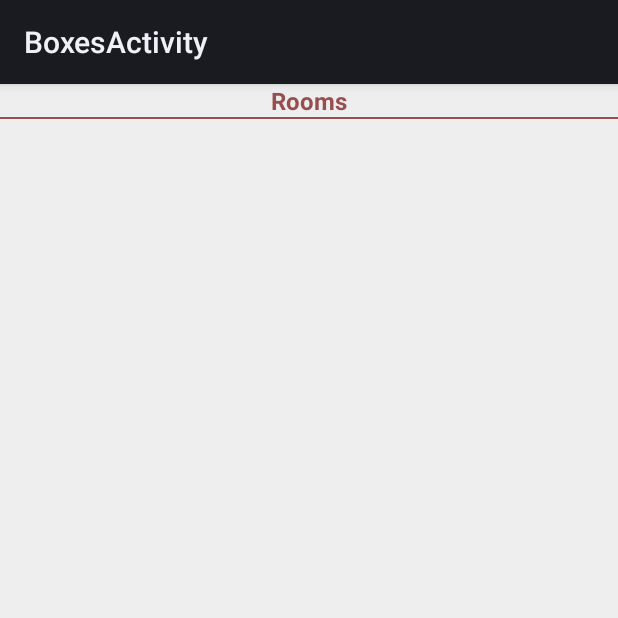
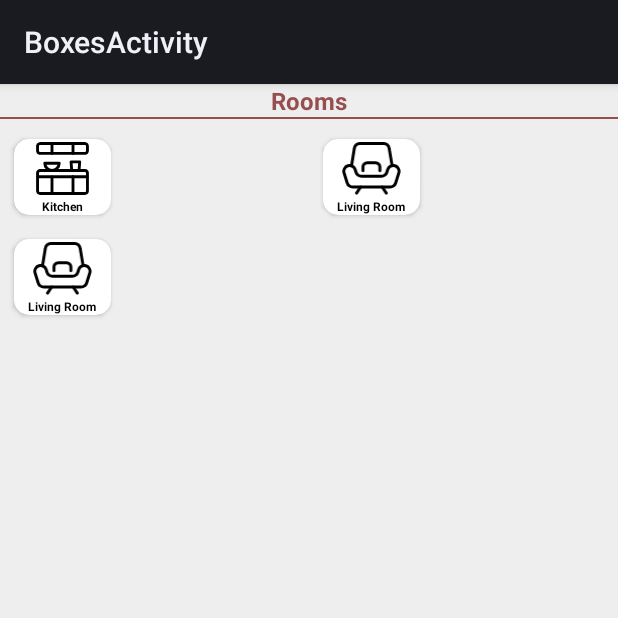
Before and after one commit to LaneBoyy/SmartHomeOnWatch, an Android app: the screen it shows after launch (BoxesActivity), on a phone screen of 412 x 824 dp, the top half of it. Run offline under Robolectric (Android 15) with nearby library versions, the phone set to English and light mode, and no system bars; plain views replace BoxInsetLayout.

Commit message:
Commit 5

```diff
--- a/app/src/main/java/ru/laneboy/smarthomeonwatch/presentation/BoxListAdapter.kt
+++ b/app/src/main/java/ru/laneboy/smarthomeonwatch/presentation/BoxListAdapter.kt
@@ -1,5 +1,6 @@
 package ru.laneboy.smarthomeonwatch.presentation
 
+import android.content.Context
 import android.view.LayoutInflater
 import android.view.ViewGroup
 import androidx.core.graphics.drawable.toDrawable
@@ -7,7 +8,7 @@ import androidx.recyclerview.widget.ListAdapter
 import ru.laneboy.smarthomeonwatch.R
 import ru.laneboy.smarthomeonwatch.domain.BoxItem
 
-class BoxListAdapter : ListAdapter<BoxItem, BoxItemViewHolder>(BoxItemDiffCallback()) {
+class BoxListAdapter() : ListAdapter<BoxItem, BoxItemViewHolder>(BoxItemDiffCallback()) {
 
     var onBoxItemClickListener: ((BoxItem) -> Unit)? = null
 
@@ -21,7 +22,7 @@ class BoxListAdapter : ListAdapter<BoxItem, BoxItemViewHolder>(BoxItemDiffCallba
         val boxItem = getItem(position)
         with(holder) {
             tvBoxName.text = boxItem.name
-            imBoxImage.setImageDrawable(boxItem.image.toDrawable())
+            imBoxImage.setImageResource(boxItem.image)
             view.setOnClickListener {
                 onBoxItemClickListener?.invoke(boxItem)
             }
--- a/app/src/main/java/ru/laneboy/smarthomeonwatch/presentation/activities/BoxesActivity.kt
+++ b/app/src/main/java/ru/laneboy/smarthomeonwatch/presentation/activities/BoxesActivity.kt
@@ -3,20 +3,24 @@ package ru.laneboy.smarthomeonwatch.presentation.activities
 import android.app.Activity
 import android.content.Intent
 import android.os.Bundle
-import android.util.Log
-import androidx.fragment.app.FragmentContainerView
-import androidx.lifecycle.*
-import androidx.recyclerview.widget.RecyclerView
+import android.widget.GridLayout
+import androidx.lifecycle.MutableLiveData
+import androidx.recyclerview.widget.GridLayoutManager
 import ru.laneboy.smarthomeonwatch.R
 import ru.laneboy.smarthomeonwatch.databinding.ActivityBoxesBinding
+import ru.laneboy.smarthomeonwatch.domain.BoxItem
 import ru.laneboy.smarthomeonwatch.presentation.BoxListAdapter
-import ru.laneboy.smarthomeonwatch.presentation.MainViewModel
 
 class BoxesActivity : Activity() {
 
     private lateinit var binding: ActivityBoxesBinding
 
+    private var autoIncrementId = 0
+
     private lateinit var boxListAdapter: BoxListAdapter
+
+    private val boxListLD = MutableLiveData<List<BoxItem>>()
+    private val boxList = sortedSetOf<BoxItem>({ p0, p1 -> p0.id.compareTo(p1.id) })
 
     override fun onCreate(savedInstanceState: Bundle?) {
         super.onCreate(savedInstanceState)
@@ -24,7 +28,9 @@ class BoxesActivity : Activity() {
         binding = ActivityBoxesBinding.inflate(layoutInflater)
         setContentView(binding.root)
 
+        binding.rvBoxesList.layoutManager =GridLayoutManager(this, 2)
         setupRecyclerView()
+        boxListAdapter.submitList(boxList.toMutableList())
 
     }
 
@@ -42,4 +48,26 @@ class BoxesActivity : Activity() {
             startActivity(intent)
         }
     }
+
+    private fun updateList() {
+        boxListLD.value = boxList.toList()
+    }
+
+    init {
+        val itemLivingRoom = BoxItem("Living Room", R.drawable.ic_living_room)
+        val itemLivingRoom1 = BoxItem("Living Room", R.drawable.ic_living_room)
+        val itemKitchen = BoxItem("Kitchen", R.drawable.ic_kitchen)
+
+        addBoxItem(itemKitchen)
+        addBoxItem(itemLivingRoom)
+        addBoxItem(itemLivingRoom1)
+    }
+
+    private fun addBoxItem(typeItem: BoxItem) {
+        if (typeItem.id == BoxItem.UNDEFINED_ID) {
+            typeItem.id = autoIncrementId++
+        }
+        boxList.add(typeItem)
+        updateList()
+    }
 }
--- a/app/src/main/java/ru/laneboy/smarthomeonwatch/presentation/activities/SplashScreenActivity.kt
+++ b/app/src/main/java/ru/laneboy/smarthomeonwatch/presentation/activities/SplashScreenActivity.kt
@@ -18,7 +18,6 @@ class SplashScreenActivity : Activity() {
 
         binding = ActivitySplashScreenBinding.inflate(layoutInflater)
         setContentView(binding.root)
-
         startAnimation()
     }
 
--- /dev/null
+++ b/app/src/main/res/drawable/ic_add.xml
@@ -0,0 +1,5 @@
+<vector android:height="24dp" android:tint="#FFFFFF"
+    android:viewportHeight="24" android:viewportWidth="24"
+    android:width="24dp" xmlns:android="http://schemas.android.com/apk/res/android">
+    <path android:fillColor="@android:color/white" android:pathData="M18,13h-5v5c0,0.55 -0.45,1 -1,1s-1,-0.45 -1,-1v-5H6c-0.55,0 -1,-0.45 -1,-1s0.45,-1 1,-1h5V6c0,-0.55 0.45,-1 1,-1s1,0.45 1,1v5h5c0.55,0 1,0.45 1,1s-0.45,1 -1,1z"/>
+</vector>
--- /dev/null
+++ b/app/src/main/res/drawable/ic_kitchen.xml
@@ -0,0 +1,70 @@
+<vector xmlns:android="http://schemas.android.com/apk/res/android"
+    android:width="74dp"
+    android:height="74dp"
+    android:tint="@color/black"
+    android:viewportWidth="74"
+    android:viewportHeight="74">
+    <path
+        android:pathData="M68.167,2.167H5.834C5.352,2.167 4.876,2.262 4.431,2.446C3.986,2.63 3.581,2.9 3.241,3.241C2.9,3.581 2.63,3.986 2.446,4.431C2.262,4.876 2.167,5.352 2.167,5.834L2.167,12.251C2.167,12.733 2.262,13.209 2.446,13.654C2.63,14.099 2.901,14.503 3.241,14.844C3.582,15.184 3.986,15.454 4.431,15.638C4.876,15.822 5.352,15.917 5.834,15.917H68.167C68.649,15.917 69.126,15.822 69.57,15.638C70.015,15.454 70.42,15.184 70.76,14.843C71.101,14.503 71.371,14.098 71.555,13.653C71.739,13.208 71.834,12.732 71.834,12.25V5.834C71.834,5.352 71.739,4.876 71.555,4.431C71.371,3.986 71.101,3.581 70.76,3.241C70.42,2.9 70.015,2.63 69.57,2.446C69.126,2.262 68.649,2.167 68.167,2.167V2.167Z"
+        android:strokeLineJoin="round"
+        android:strokeWidth="4"
+        android:fillColor="#00000000"
+        android:strokeColor="#AFAFAF"
+        android:strokeLineCap="round"/>
+    <path
+        android:pathData="M22.333,3.083V15.916"
+        android:strokeLineJoin="round"
+        android:strokeWidth="4"
+        android:fillColor="#00000000"
+        android:strokeColor="#AFAFAF"
+        android:strokeLineCap="round"/>
+    <path
+        android:pathData="M51.667,3.083V15.916"
+        android:strokeLineJoin="round"
+        android:strokeWidth="4"
+        android:fillColor="#00000000"
+        android:strokeColor="#AFAFAF"
+        android:strokeLineCap="round"/>
+    <path
+        android:pathData="M5.834,71.833H68.167C68.649,71.833 69.126,71.738 69.57,71.554C70.015,71.37 70.42,71.1 70.76,70.759C71.101,70.419 71.371,70.014 71.555,69.57C71.739,69.124 71.834,68.648 71.834,68.166V43.417C71.834,42.935 71.739,42.458 71.555,42.014C71.371,41.569 71.101,41.164 70.76,40.824C70.42,40.483 70.015,40.213 69.57,40.029C69.126,39.845 68.649,39.75 68.167,39.75L5.834,39.75C5.352,39.75 4.876,39.845 4.431,40.029C3.986,40.213 3.581,40.483 3.241,40.824C2.9,41.164 2.63,41.569 2.446,42.014C2.262,42.458 2.167,42.935 2.167,43.417L2.167,68.167C2.167,68.648 2.262,69.125 2.446,69.57C2.63,70.015 2.901,70.419 3.241,70.76C3.582,71.1 3.986,71.37 4.431,71.554C4.876,71.738 5.352,71.833 5.834,71.833V71.833Z"
+        android:strokeLineJoin="round"
+        android:strokeWidth="4"
+        android:fillColor="#00000000"
+        android:strokeColor="#AFAFAF"
+        android:strokeLineCap="round"/>
+    <path
+        android:pathData="M2.625,48.458H71.375"
+        android:strokeLineJoin="round"
+        android:strokeWidth="4"
+        android:fillColor="#00000000"
+        android:strokeColor="#AFAFAF"
+        android:strokeLineCap="round"/>
+    <path
+        android:pathData="M22.333,48.917V71.834"
+        android:strokeLineJoin="round"
+        android:strokeWidth="4"
+        android:fillColor="#00000000"
+        android:strokeColor="#AFAFAF"
+        android:strokeLineCap="round"/>
+    <path
+        android:pathData="M51.667,48.458V71.833"
+        android:strokeLineJoin="round"
+        android:strokeWidth="4"
+        android:fillColor="#00000000"
+        android:strokeColor="#AFAFAF"
+        android:strokeLineCap="round"/>
+    <path
+        android:pathData="M32.417,29.667C32.417,32.341 31.355,34.906 29.464,36.797C27.573,38.688 25.008,39.75 22.333,39.75C19.659,39.75 17.094,38.688 15.203,36.797C13.312,34.906 12.25,32.341 12.25,29.667H32.417Z"
+        android:strokeLineJoin="round"
+        android:strokeWidth="4"
+        android:fillColor="#00000000"
+        android:strokeColor="#AFAFAF"
+        android:strokeLineCap="round"/>
+    <path
+        android:pathData="M60.082,39.566H49.889L48.917,27.833H61.054L60.082,39.566Z"
+        android:strokeLineJoin="round"
+        android:strokeWidth="4"
+        android:fillColor="#00000000"
+        android:strokeColor="#AFAFAF"
+        android:strokeLineCap="round"/>
+</vector>
--- /dev/null
+++ b/app/src/main/res/drawable/ic_living_room.xml
@@ -0,0 +1,38 @@
+<vector xmlns:android="http://schemas.android.com/apk/res/android"
+    android:width="80dp"
+    android:height="72dp"
+    android:tint="@color/black"
+    android:viewportWidth="80"
+    android:viewportHeight="72">
+    <path
+        android:pathData="M62.026,37.402L60.898,41.014C60.398,42.617 59.399,44.017 58.047,45.012C56.694,46.006 55.06,46.542 53.381,46.541H26.459C24.78,46.542 23.146,46.006 21.793,45.012C20.441,44.017 19.442,42.617 18.942,41.014L17.817,37.402C17.194,35.408 15.806,33.743 13.955,32.774C12.106,31.804 9.946,31.609 7.952,32.231C5.959,32.854 4.294,34.243 3.324,36.093C2.355,37.943 2.159,40.102 2.782,42.096L7.026,55.681C7.526,57.284 8.525,58.684 9.877,59.679C11.229,60.673 12.864,61.209 14.543,61.208H65.298C66.977,61.209 68.612,60.674 69.965,59.679C71.318,58.685 72.317,57.284 72.817,55.681L77.061,42.096C77.683,40.102 77.488,37.943 76.519,36.093C75.549,34.243 73.884,32.854 71.89,32.231C69.897,31.609 67.737,31.804 65.887,32.774C64.037,33.743 62.648,35.408 62.026,37.402V37.402Z"
+        android:strokeWidth="4"
+        android:fillColor="#00000000"
+        android:strokeColor="#AFAFAF"/>
+    <path
+        android:pathData="M12.874,32.333L16.742,8.633C16.939,6.835 17.792,5.172 19.139,3.964C20.485,2.755 22.23,2.086 24.039,2.083L56.709,2.083C58.517,2.084 60.26,2.753 61.605,3.961C62.95,5.169 63.802,6.831 63.997,8.628L67.874,31.416"
+        android:strokeLineJoin="round"
+        android:strokeWidth="4"
+        android:fillColor="#00000000"
+        android:strokeColor="#AFAFAF"
+        android:strokeLineCap="round"/>
+    <path
+        android:pathData="M25.249,61.208L19.749,69.458"
+        android:strokeWidth="4"
+        android:fillColor="#00000000"
+        android:strokeColor="#AFAFAF"
+        android:strokeLineCap="round"/>
+    <path
+        android:pathData="M54.582,61.208L60.082,69.458"
+        android:strokeWidth="4"
+        android:fillColor="#00000000"
+        android:strokeColor="#AFAFAF"
+        android:strokeLineCap="round"/>
+    <path
+        android:pathData="M28.457,39.208V34.029C28.463,33.258 28.621,32.497 28.921,31.787C29.222,31.078 29.659,30.434 30.208,29.894C30.757,29.353 31.407,28.926 32.121,28.637C32.835,28.348 33.6,28.202 34.37,28.208H45.457C46.228,28.202 46.992,28.348 47.706,28.637C48.42,28.926 49.07,29.353 49.619,29.894C50.168,30.434 50.605,31.078 50.906,31.787C51.206,32.497 51.364,33.258 51.37,34.029V39.208"
+        android:strokeLineJoin="round"
+        android:strokeWidth="4"
+        android:fillColor="#00000000"
+        android:strokeColor="#AFAFAF"
+        android:strokeLineCap="round"/>
+</vector>
--- /dev/null
+++ b/app/src/main/res/drawable/ic_round_remove_24.xml
@@ -0,0 +1,5 @@
+<vector android:height="24dp" android:tint="#974E4F"
+    android:viewportHeight="24" android:viewportWidth="24"
+    android:width="24dp" xmlns:android="http://schemas.android.com/apk/res/android">
+    <path android:fillColor="@android:color/white" android:pathData="M18,13H6c-0.55,0 -1,-0.45 -1,-1s0.45,-1 1,-1h12c0.55,0 1,0.45 1,1s-0.45,1 -1,1z"/>
+</vector>
--- /dev/null
+++ b/app/src/main/res/drawable/ic_round_thermostat_24.xml
@@ -0,0 +1,5 @@
+<vector android:height="24dp" android:tint="#000000"
+    android:viewportHeight="24" android:viewportWidth="24"
+    android:width="24dp" xmlns:android="http://schemas.android.com/apk/res/android">
+    <path android:fillColor="@android:color/white" android:pathData="M15,13L15,5c0,-1.66 -1.34,-3 -3,-3S9,3.34 9,5v8c-1.21,0.91 -2,2.37 -2,4 0,2.76 2.24,5 5,5s5,-2.24 5,-5c0,-1.63 -0.79,-3.09 -2,-4zM13,11h-2L11,5c0,-0.55 0.45,-1 1,-1s1,0.45 1,1h-0.5c-0.28,0 -0.5,0.22 -0.5,0.5s0.22,0.5 0.5,0.5h0.5v2h-0.5c-0.28,0 -0.5,0.22 -0.5,0.5s0.22,0.5 0.5,0.5h0.5v2z"/>
+</vector>
--- a/app/src/main/res/layout/activity_light.xml
+++ b/app/src/main/res/layout/activity_light.xml
@@ -58,6 +58,7 @@
             <androidx.appcompat.widget.AppCompatButton
                 android:id="@+id/btn_minus"
                 android:layout_width="30dp"
+                android:drawableStart="@drawable/ic_round_remove_24"
                 android:layout_height="30dp"
                 android:background="@drawable/button_background_round_minus"
                 app:layout_constraintBottom_toBottomOf="parent"
@@ -68,6 +69,7 @@
                 android:id="@+id/btn_plus"
                 android:layout_width="30dp"
                 android:layout_height="30dp"
+                android:drawableStart="@drawable/ic_add"
                 android:background="@drawable/button_background_round_plus"
                 app:layout_constraintBottom_toBottomOf="parent"
                 app:layout_constraintEnd_toEndOf="parent"
--- a/app/src/main/res/layout/box_item.xml
+++ b/app/src/main/res/layout/box_item.xml
@@ -24,7 +24,6 @@
             android:layout_height="35dp"
             android:layout_gravity="center"
             android:layout_margin="2dp"
-            android:scaleType="centerCrop"
             android:src="@drawable/ic_logo" />
 
         <TextView
```
Also changed, not shown: app/src/main/java/ru/laneboy/smarthomeonwatch/data/BoxListRepositoryImpl.kt (deleted, +0 -44 lines), app/src/main/java/ru/laneboy/smarthomeonwatch/domain/AddBoxItemUseCase.kt (deleted, +0 -8 lines), app/src/main/java/ru/laneboy/smarthomeonwatch/domain/BoxListRepository.kt (deleted, +0 -12 lines), app/src/main/java/ru/laneboy/smarthomeonwatch/domain/GetBoxItemUseCase.kt (deleted, +0 -8 lines), app/src/main/java/ru/laneboy/smarthomeonwatch/domain/GetBoxListUseCase.kt (deleted, +0 -10 lines), app/src/main/java/ru/laneboy/smarthomeonwatch/presentation/MainViewModel.kt (deleted, +0 -14 lines), app/src/main/java/ru/laneboy/smarthomeonwatch/presentation/activities/DevicesActivity.kt (+52 -0 lines), app/src/main/java/ru/laneboy/smarthomeonwatch/presentation/activities/LightActivity.kt (+28 -0 lines), app/src/main/res/drawable/ic_round_lightbulb_24.xml (added, +7 -0 lines).
